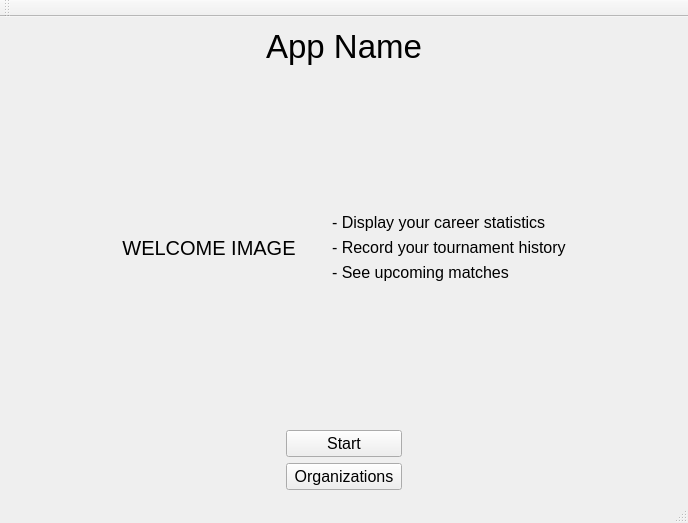
Qt form src/app/MasterTennisApp.ui (KadirEmreAVCI/MasterTennisApp) before a commit.
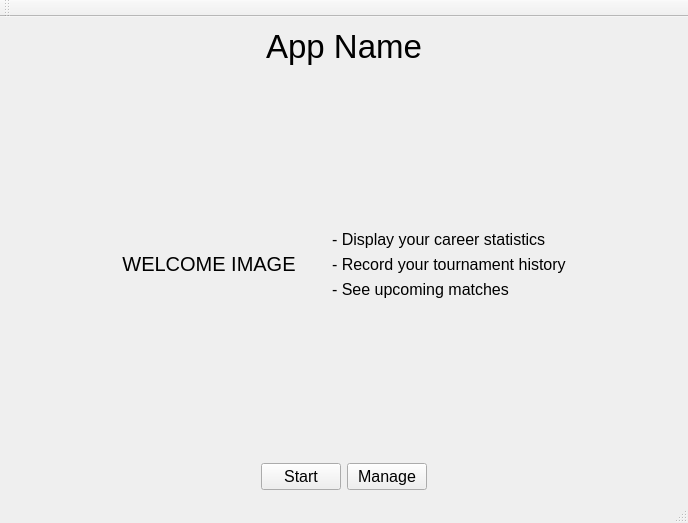
The same form after that commit.

Commit message: Organizations button's name changed to Manage in the opening window.

Diff of the .ui file:
```diff
--- a/src/app/MasterTennisApp.ui
+++ b/src/app/MasterTennisApp.ui
@@ -174,9 +174,13 @@
          </spacer>
         </item>
         <item>
-         <layout class="QVBoxLayout" name="verticalLayout_4">
-          <item>
            <widget class="QPushButton" name="StartButton">
+          <property name="sizePolicy">
+           <sizepolicy hsizetype="Maximum" vsizetype="Fixed">
+            <horstretch>0</horstretch>
+            <verstretch>0</verstretch>
+           </sizepolicy>
+          </property>
             <property name="font">
              <font>
               <pointsize>12</pointsize>
@@ -188,14 +192,22 @@
            </widget>
           </item>
           <item>
-           <widget class="QPushButton" name="OrganizationsButton">
+         <layout class="QVBoxLayout" name="verticalLayout_4">
+          <item>
+           <widget class="QPushButton" name="ManageButton">
+            <property name="sizePolicy">
+             <sizepolicy hsizetype="Maximum" vsizetype="Fixed">
+              <horstretch>0</horstretch>
+              <verstretch>0</verstretch>
+             </sizepolicy>
+            </property>
             <property name="font">
              <font>
               <pointsize>12</pointsize>
              </font>
             </property>
             <property name="text">
-             <string> Organizations </string>
+             <string>Manage</string>
             </property>
             <property name="iconSize">
              <size>
```
Left out of the diff: 4 changed lines with no effect on the pictures. Lines whose indentation alone changed are shown as unchanged. The commit also changes 4 other files.
